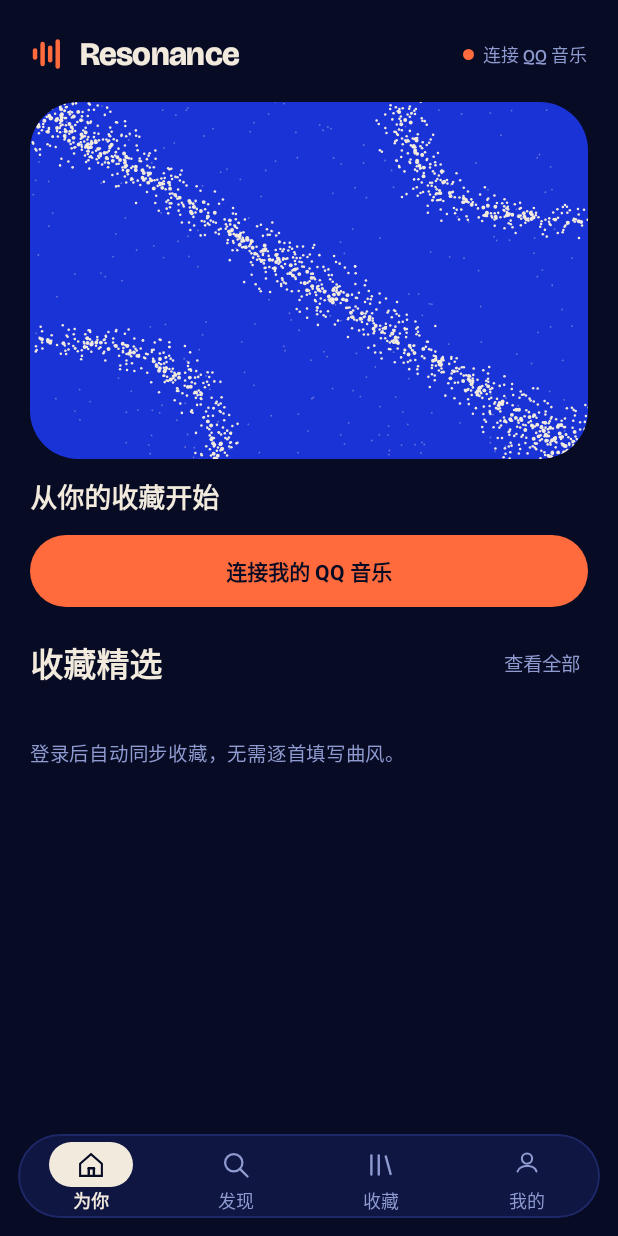
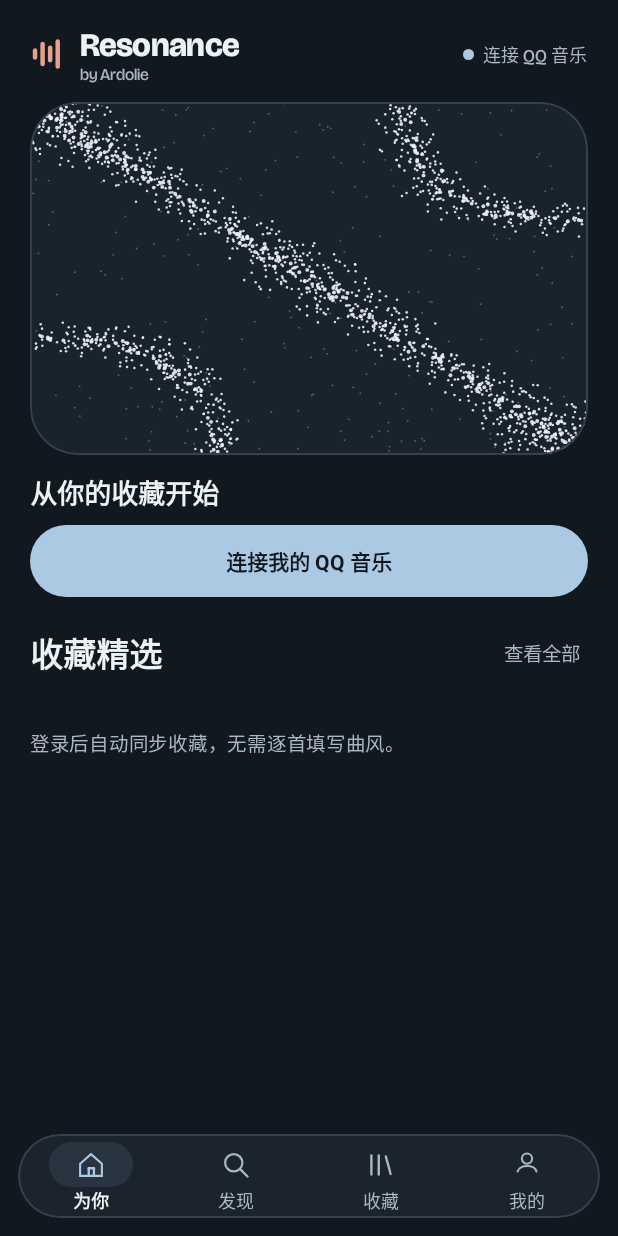
Before and after one commit to asuka520-web/Resonance-Android, an Android app built with Jetpack Compose: the screen it shows after launch (QqAccountActivity), on a phone screen of 412 x 824 dp. Run offline under Robolectric (Android 15) with nearby library versions, the phone set to English and light mode, and no system bars; pictures from the network do not load; 3 statements that could not run were skipped.

Commit message:
Port the Resonance motion preview to Android

```diff
--- a/app/src/main/java/com/resonance/app/ResonanceComponents.kt
+++ b/app/src/main/java/com/resonance/app/ResonanceComponents.kt
@@ -111,13 +111,16 @@ internal fun TopBar(connected: Boolean, ticker: FrameTicker, logo: MotionFloat,
                 val height = Motion.logoHeight(index, time / Motion.NanosPerMs.toFloat(), envelope)
                 val x = size.width * (.14f + index * .21f)
                 val half = size.height * height / 2
-                drawLine(ResonancePalette.signal, Offset(x, center.y - half), Offset(x, center.y + half),
+                drawLine(ResonancePalette.warm, Offset(x, center.y - half), Offset(x, center.y + half),
                     strokeWidth = Space.logoStroke.toPx(), cap = StrokeCap.Round)
             }
         }
-        Text("Resonance", Modifier.weight(1f).padding(start = Space.wordmarkGap), color = ResonancePalette.sand,
-            style = resonanceTextStyle(TypeSize.title, FontWeight.ExtraBold, english = true), letterSpacing = TypeSize.logoTracking,
-            maxLines = 1, overflow = TextOverflow.Ellipsis)
+        Column(Modifier.weight(1f).padding(start = Space.wordmarkGap)) {
+            Text("Resonance", color = ResonancePalette.sand,
+                style = resonanceTextStyle(TypeSize.title, FontWeight.ExtraBold, english = true), letterSpacing = TypeSize.logoTracking,
+                maxLines = 1, overflow = TextOverflow.Ellipsis)
+            ResonanceText("by Ardolie", TypeSize.caption, color = ResonancePalette.muted, english = true)
+        }
         Row(Modifier.heightIn(min = Space.touch).clickable(interaction, LocalIndication.current, role = Role.Button,
             onClick = onAccount).resonancePress(interaction),
             horizontalArrangement = Arrangement.spacedBy(Space.statusDot), verticalAlignment = Alignment.CenterVertically) {
@@ -384,8 +387,8 @@ internal fun Dock(
                     ShuffleGlyph(modeColor)
                 }
                 val playing = player.playing || (player.loading && player.playRequested)
-                IconAction("播放或暂停", onToggle, ResonancePalette.signal, filled = true) {
-                    PlayPauseMorph(playing)
+                IconAction("播放或暂停", onToggle, ResonancePalette.line, outline = true) {
+                    PlayPauseMorph(playing, color = ResonancePalette.sand)
                 }
                 IconAction("下一首", onNext, ResonancePalette.sand) {
                     Glyph(ResonanceGlyph.NEXT, Modifier.size(Space.nextGlyph), ResonancePalette.sand)
@@ -399,7 +402,7 @@ internal fun Dock(
             Box(Modifier.offset {
                 val position = if (animate) selection.value else tab.toFloat()
                 IntOffset((slotWidth * (position + .5f) - Space.navHalfWidth).roundToPx(), Space.opticalInset.roundToPx())
-            }.size(width = Space.listCover, height = Space.navPillHeight).background(ResonancePalette.sand, CircleShape))
+            }.size(width = Space.listCover, height = Space.navPillHeight).background(ResonancePalette.raised, CircleShape))
             Row(Modifier.matchParentSize().selectableGroup()) {
                 homeDestinations.forEachIndexed { index, (label, glyph) ->
                     val selected = index == tab
@@ -408,7 +411,7 @@ internal fun Dock(
                         role = Role.Tab, onClick = { onTab(index) }).resonancePress(interaction),
                         horizontalAlignment = Alignment.CenterHorizontally) {
                         Box(Modifier.padding(top = Space.opticalInset).size(width = Space.listCover, height = Space.navPillHeight), contentAlignment = Alignment.Center) {
-                            Glyph(glyph, Modifier.size(Space.navGlyph), if (selected) ResonancePalette.ink else ResonancePalette.muted)
+                            Glyph(glyph, Modifier.size(Space.navGlyph), if (selected) ResonancePalette.signal else ResonancePalette.muted)
                         }
                         ResonanceText(label, TypeSize.secondary, color = if (selected) ResonancePalette.sand else ResonancePalette.muted,
                             weight = if (selected) FontWeight.Bold else FontWeight.Medium)
@@ -441,7 +444,8 @@ private val pauseOutline = floatArrayOf(.25f,.20f, .41f,.20f, .41f,.80f, .25f,.8
     .59f,.20f, .75f,.20f, .75f,.80f, .59f,.80f)
 
 @Composable
-internal fun PlayPauseMorph(playing: Boolean, modifier: Modifier = Modifier.size(Space.x6)) {
+internal fun PlayPauseMorph(playing: Boolean, modifier: Modifier = Modifier.size(Space.x6),
+    color: Color = ResonancePalette.ink) {
     val animate = LocalResonanceMotion.current
     val target = if (playing) 1f else 0f
     val phase = resonanceAnimatedValue(target, Motion.PlayMorph, Motion.easeInOut, "play pause")
@@ -456,7 +460,7 @@ internal fun PlayPauseMorph(playing: Boolean, modifier: Modifier = Modifier.size
                 if (index % 8 == 0) path.moveTo(x, y) else path.lineTo(x, y)
                 if (index % 8 == 6) path.close()
             }
-            drawPath(path, ResonancePalette.ink)
+            drawPath(path, color)
         }
     }) {}
 }
--- a/app/src/main/java/com/resonance/app/ResonanceHome.kt
+++ b/app/src/main/java/com/resonance/app/ResonanceHome.kt
@@ -1,92 +1,77 @@
 package com.resonance.app
 
-import androidx.compose.animation.AnimatedContent
-import androidx.compose.animation.core.Easing
-import androidx.compose.animation.core.animateFloatAsState
-import androidx.compose.animation.core.tween
-import androidx.compose.animation.fadeIn
-import androidx.compose.animation.fadeOut
-import androidx.compose.animation.scaleIn
-import androidx.compose.animation.togetherWith
-import androidx.compose.foundation.Canvas
-import androidx.compose.foundation.ExperimentalFoundationApi
-import androidx.compose.foundation.Image
 import androidx.compose.foundation.background
 import androidx.compose.foundation.border
-import androidx.compose.foundation.clickable
-import androidx.compose.foundation.combinedClickable
-import androidx.compose.foundation.LocalIndication
-import androidx.compose.foundation.interaction.MutableInteractionSource
-import androidx.compose.foundation.interaction.collectIsPressedAsState
 import androidx.compose.foundation.layout.*
-import androidx.compose.foundation.selection.selectable
-import androidx.compose.foundation.selection.selectableGroup
 import androidx.compose.foundation.shape.CircleShape
-import androidx.compose.foundation.shape.RoundedCornerShape
 import androidx.compose.material3.Text
 import androidx.compose.runtime.Composable
-import androidx.compose.runtime.CompositionLocalProvider
-import androidx.compose.runtime.LaunchedEffect
-import androidx.compose.runtime.State
-import androidx.compose.runtime.derivedStateOf
-import androidx.compose.runtime.getValue
-import androidx.compose.runtime.mutableStateOf
-import androidx.compose.runtime.remember
-import androidx.compose.runtime.rememberUpdatedState
-import androidx.compose.runtime.setValue
-import androidx.compose.runtime.staticCompositionLocalOf
 import androidx.compose.ui.Alignment
 import androidx.compose.ui.Modifier
 import androidx.compose.ui.draw.clip
-import androidx.compose.ui.draw.drawWithCache
-import androidx.compose.ui.draw.shadow
-import androidx.compose.ui.geometry.CornerRadius
-import androidx.compose.ui.geometry.Offset
-import androidx.compose.ui.geometry.Size
+import androidx.compose.ui.graphics.Brush
 import androidx.compose.ui.graphics.Color
-import androidx.compose.ui.graphics.ImageBitmap
-import androidx.compose.ui.graphics.Path
-import androidx.compose.ui.graphics.StrokeCap
-import androidx.compose.ui.graphics.graphicsLayer
-import androidx.compose.ui.graphics.drawscope.Stroke
-import androidx.compose.ui.layout.ContentScale
-import androidx.compose.ui.platform.LocalContext
-import androidx.compose.ui.platform.LocalDensity
-import androidx.compose.ui.semantics.Role
 import androidx.compose.ui.semantics.clearAndSetSemantics
 import androidx.compose.ui.semantics.contentDescription
-import androidx.compose.ui.semantics.semantics
-import androidx.compose.ui.text.TextStyle
-import androidx.compose.ui.text.font.Font
-import androidx.compose.ui.text.font.FontFamily
-import androidx.compose.ui.text.font.FontVariation
 import androidx.compose.ui.text.font.FontWeight
-import androidx.compose.ui.text.rememberTextMeasurer
 import androidx.compose.ui.text.style.TextOverflow
-import androidx.compose.ui.unit.Dp
-import androidx.compose.ui.unit.IntOffset
-import androidx.compose.ui.unit.TextUnit
-import androidx.compose.ui.unit.dp
-import androidx.compose.ui.unit.em
-import androidx.compose.ui.unit.sp
-import java.util.Locale
 import kotlin.math.abs
-import kotlin.math.roundToInt
 
 internal data class PlaybackClock(val mid: String, val positionMs: Long, val listeningMinutes: Long)
 internal fun PlayerStatus.clock() = PlaybackClock(mid, positionMs, listeningTimeMs / 60_000)
 internal fun PlayerStatus.withoutClock() = copy(positionMs = 0, listeningTimeMs = 0)
 
 @Composable
-internal fun HomePlate(song: QqCatalogueTrack?, cover: ArtworkLoad, renderer: HomeSandRenderer, ticker: FrameTicker,
-    visible: Boolean, cold: Boolean, systemMotion: Boolean,
-    match: Float = Motion.DefaultMatch, onFirstPattern: () -> Unit) {
-    Box(Modifier.fillMaxWidth().aspectRatio(350f / 224f), contentAlignment = Alignment.Center) {
-        SandPlate(ResonanceEngine.trackSeed.ifBlank { song?.mid.orEmpty() }, Modifier.matchParentSize(), animated = true, animation =
-            SandAnimation(renderer, ticker, visible, playing = false, match, cold, systemMotion, onFirstPattern,
-                sigmaDp = Motion.HomeSigmaDp))
-        val shape = Corners.card
-        ArtworkTransition(cover, Modifier.size(Space.heroCover), shape, dropShadow = true, visible = visible)
+internal fun HomePlate(
+    song: QqCatalogueTrack?, cover: ArtworkLoad, renderer: HomeSandRenderer, ticker: FrameTicker,
+    visible: Boolean, cold: Boolean, systemMotion: Boolean, playing: Boolean, current: Boolean,
+    onPlayPause: () -> Unit, onExpand: () -> Unit, onFirstPattern: () -> Unit
+) {
+    val shape = Corners.plate
+    BoxWithConstraints(Modifier.fillMaxWidth()) {
+        val height = (maxWidth * .65f).coerceIn(Space.heroMinHeight, Space.heroMaxHeight)
+        Box(Modifier.fillMaxWidth().height(height).clip(shape)
+            .background(ResonancePalette.plate).border(Space.thin, ResonancePalette.line, shape)) {
+            ArtworkTransition(cover, Modifier.matchParentSize(), shape, visible = visible)
+            SandPlate(song?.mid.orEmpty(), Modifier.matchParentSize(), opacity = if (cover.image == null) .9f else .58f,
+                animated = true, background = Color.Transparent, animation = SandAnimation(renderer, ticker, visible,
+                    playing = playing, cold = cold, systemMotion = systemMotion, onFirstPattern = onFirstPattern,
+                    priority = 2, sigmaDp = Motion.HomeSigmaDp))
+            if (song != null) {
+                Box(Modifier.matchParentSize().background(Brush.verticalGradient(
+                    0f to ResonancePalette.ink.copy(alpha = .68f),
+                    .38f to Color.Transparent,
+                    1f to ResonancePalette.ink.copy(alpha = .94f)
+                )))
+                if (current) {
+                    Row(Modifier.align(Alignment.TopStart).padding(start = Space.x4, top = Space.x3)
+                        .clip(Corners.tag).background(ResonancePalette.ink.copy(alpha = .88f))
+                        .padding(horizontal = Space.x2, vertical = Space.x1),
+                        verticalAlignment = Alignment.CenterVertically, horizontalArrangement = Arrangement.spacedBy(Space.x1)) {
+                        Box(Modifier.size(Space.statusDot).background(ResonancePalette.signal, CircleShape))
+                        ResonanceText(if (playing) "正在播放" else "已暂停", TypeSize.caption, color = ResonancePalette.artTitle)
+                    }
+                    Box(Modifier.align(Alignment.TopEnd).padding(top = Space.x1, end = Space.x2)) {
+                        IconAction("展开完整播放器", onExpand, ResonancePalette.ink.copy(alpha = .88f), filled = true) {
+                            Glyph(ResonanceGlyph.EXPAND, Modifier.size(Space.x5), ResonancePalette.artTitle)
+                        }
+                    }
+                }
+                Row(Modifier.align(Alignment.BottomStart).fillMaxWidth().padding(Space.x4),
+                    horizontalArrangement = Arrangement.spacedBy(Space.x2), verticalAlignment = Alignment.Bottom) {
+                    Column(Modifier.weight(1f), verticalArrangement = Arrangement.spacedBy(Space.x1)) {
+                        Text(song.name, style = resonanceTextStyle(TypeSize.song, FontWeight.ExtraBold, english = true),
+                            color = ResonancePalette.artTitle, lineHeight = TypeSize.songLine, maxLines = 2,
+                            overflow = TextOverflow.Ellipsis)
+                        ResonanceText(song.artist, TypeSize.body, color = ResonancePalette.artTitle, english = true)
+                    }
+                    IconAction(if (current && playing) "暂停当前歌曲" else "播放当前歌曲",
+                        onPlayPause, ResonancePalette.sand, filled = true) {
+                        PlayPauseMorph(current && playing, Modifier.size(Space.x6))
+                    }
+                }
+            }
+        }
     }
 }
 
@@ -95,23 +80,20 @@ internal fun HomeHero(
     connected: Boolean, song: QqCatalogueTrack?,
     onLogin: () -> Unit, onSimilar: () -> Unit, onSurprise: () -> Unit, onIntent: () -> Unit
 ) {
-    Column(Modifier.fillMaxWidth().padding(top = Space.x1), verticalArrangement = Arrangement.spacedBy(Space.x3)) {
-        if (connected && song != null) {
-            Column(verticalArrangement = Arrangement.spacedBy(Space.x1)) {
-                Text(song.name, style = resonanceTextStyle(TypeSize.song, FontWeight.ExtraBold, english = true),
-                    color = ResonancePalette.sand, lineHeight = TypeSize.songLine, maxLines = 2, overflow = TextOverflow.Ellipsis)
-                ResonanceText(song.artist, TypeSize.body, color = ResonancePalette.muted, english = true)
-            }
-        } else {
-            ResonanceText(if (connected) "收藏同步后可听相似推荐" else "从你的收藏开始", TypeSize.lead, lines = 2, weight = FontWeight.Bold)
+    Column(Modifier.fillMaxWidth().padding(top = Space.x1), verticalArrangement = Arrangement.spacedBy(Space.x2)) {
+        if (song == null) {
+            ResonanceText(if (connected) "收藏同步后可听相似推荐" else "从你的收藏开始", TypeSize.lead,
+                lines = 2, weight = FontWeight.Bold)
         }
         Row(Modifier.fillMaxWidth(), horizontalArrangement = Arrangement.spacedBy(Space.x2)) {
             if (!connected) PrimaryButton("连接我的 QQ 音乐", onLogin, Modifier.weight(1f))
             else {
-                if (song != null) PrimaryButton("相似推荐", onSimilar, Modifier.weight(1f))
-                OutlineButton("随心听", onSurprise, if (song == null) Modifier.weight(1f) else Modifier)
-                OutlineButton("调整这次选歌", onIntent)
+                if (song != null) OutlineButton("相似推荐", onSimilar, Modifier.weight(1f))
+                OutlineButton("随心听", onSurprise, Modifier.weight(1f))
             }
+        }
+        if (connected) Row(Modifier.fillMaxWidth(), horizontalArrangement = Arrangement.End) {
+            TextAction("调整这次选歌", onIntent, ResonancePalette.muted)
         }
     }
 }
--- a/app/src/main/java/com/resonance/app/ResonanceScreen.kt
+++ b/app/src/main/java/com/resonance/app/ResonanceScreen.kt
@@ -98,7 +98,7 @@ private val Accent = ResonancePalette.signal
 private val Cream = ResonancePalette.sand
 private val SoftLine = ResonancePalette.line
 
-enum class ResonanceGlyph { PLAY, PAUSE, NEXT, PREVIOUS, HOME, LIBRARY, PERSON, SEARCH, HEART, BACK, CLOSE, REFRESH, WAVE, DETAILS }
+enum class ResonanceGlyph { PLAY, PAUSE, NEXT, PREVIOUS, HOME, LIBRARY, PERSON, SEARCH, HEART, BACK, CLOSE, REFRESH, WAVE, DETAILS, EXPAND, DOWN }
 
 @Composable
 fun Glyph(type: ResonanceGlyph, modifier: Modifier = Modifier.size(Space.x6), color: Color = Cream) {
@@ -120,6 +120,11 @@ fun Glyph(type: ResonanceGlyph, modifier: Modifier = Modifier.size(Space.x6), co
             ResonanceGlyph.REFRESH -> { drawArc(color,35f,285f,false,Offset(w*.2f,h*.2f),Size(w*.6f,h*.6f),style=Stroke(w*.07f,cap=StrokeCap.Round));line(.82f,.2f,.82f,.43f);line(.82f,.43f,.61f,.42f) }
             ResonanceGlyph.WAVE -> { listOf(.25f to .2f,.42f to .05f,.59f to .32f,.76f to .16f).forEach { (x,y) -> line(x,.5f-y,x,.5f+y) } }
             ResonanceGlyph.DETAILS -> {for(y in listOf(.25f,.5f,.75f))drawCircle(color,w*.065f,Offset(w*.5f,h*y))}
+            ResonanceGlyph.EXPAND -> {
+                line(.56f,.2f,.8f,.2f); line(.8f,.2f,.8f,.44f); line(.8f,.2f,.53f,.47f)
+                line(.44f,.8f,.2f,.8f); line(.2f,.8f,.2f,.56f); line(.2f,.8f,.47f,.53f)
+            }
+            ResonanceGlyph.DOWN -> { line(.25f,.38f,.5f,.63f); line(.5f,.63f,.75f,.38f) }
         }
     }
 }
@@ -393,8 +398,10 @@ internal fun ResonanceScreen(library:LibraryState, player:PlayerStatus, onLogin:
                 if(page==0) {
                     val refreshSimilar: () -> Unit = { seed?.let { QqLibrary.similar(it.mid) } }
                     item(key = "resonance-plate") {
-                        HomePlate(seed, seedCover, renderer, ticker, animatePlate,
-                            coldPlate, motionEnvironment.systemEnabled) { coldPlate = false }
+                        HomePlate(seed, seedCover, renderer, ticker, animatePlate, coldPlate,
+                            motionEnvironment.systemEnabled, player.playing, current != null,
+                            onPlayPause = { if (current != null) onToggle() else seed?.let(onPlay) },
+                            onExpand = { expandedPlayer = true }, onFirstPattern = { coldPlate = false })
                     }
                     item {
                         HomeHero(connected, seed, onLogin, refreshSimilar, onSurprise) {
@@ -407,10 +414,6 @@ internal fun ResonanceScreen(library:LibraryState, player:PlayerStatus, onLogin:
                     if(connected && library.intent.active) item {
                         Text("想听：${library.intent.wanted.sorted().joinToString {genreName(it)}.ifBlank {"不限"}}\n避开：${library.intent.excluded.sorted().joinToString {genreName(it)}.ifBlank {"不限"}}",
                             color=ResonancePalette.muted,fontSize=TypeSize.caption,lineHeight=TypeSize.mediumLine)
-                    }
-                    if(connected) item {
-                        HomeScoreCards(scores, ticker, motionEnvironment.systemEnabled,
-                            {draftIntent=library.intent;scoreTab=true;showIntent=true},{showScoreReset=true})
                     }
                     val recommendations=library.recommendation
                     if(recommendations!=null) {
@@ -434,10 +437,16 @@ internal fun ResonanceScreen(library:LibraryState, player:PlayerStatus, onLogin:
                                 }
                             }
                         }
-                    } else {
-                        item { SectionHeader("收藏精选", {tab=2}, "查看全部") }
-                        items(library.favorites.take(6),key={it.mid}) {song ->
-                            TrackRow(song, "", song.mid==player.mid, {onPlay(song)}, {detailSong=song})
+                    }
+                    if (connected) item {
+                        HomeScoreCards(scores, ticker, motionEnvironment.systemEnabled,
+                            { draftIntent = library.intent; scoreTab = true; showIntent = true },
+                            { showScoreReset = true })
+                    }
+                    if (recommendations == null) {
+                        item { SectionHeader("收藏精选", { tab = 2 }, "查看全部") }
+                        items(library.favorites.take(6), key = { it.mid }) { song ->
+                            TrackRow(song, "", song.mid == player.mid, { onPlay(song) }, { detailSong = song })
                         }
                     }
                     if(library.favorites.isEmpty()) item {Text(if(connected)"收藏正在路上，稍后就会出现在这里。" else "登录后自动同步收藏，无需逐首填写曲风。",color=ResonancePalette.muted,fontSize=TypeSize.action,modifier=Modifier.padding(vertical=Space.x4))}
@@ -458,12 +467,16 @@ internal fun ResonanceScreen(library:LibraryState, player:PlayerStatus, onLogin:
                                 { draftIntent = library.intent; scoreTab = false; showIntent = true }, Accent)
                         }
                     }
-                    items(discoveryGenres, key = { "genre-grid-${it.first().label}" }) { row ->
-                        Row(Modifier.fillMaxWidth(), horizontalArrangement = Arrangement.spacedBy(Space.tileGap)) {
-                            row.forEach { tile ->
-                                GenreTile(tile, discoveryGenre == tile.label, { discoveryGenre = tile.label }, Modifier.weight(1f))
+                    itemsIndexed(discoveryGenres, key = { _, row -> "genre-grid-${row.first().label}" }) { index, row ->
+                        if (index == 0 && row.size == 3) {
+                            FeaturedGenres(row, discoveryGenre) { discoveryGenre = it }
+                        } else {
+                            Row(Modifier.fillMaxWidth(), horizontalArrangement = Arrangement.spacedBy(Space.tileGap)) {
+                                row.forEach { tile ->
+                                    GenreTile(tile, discoveryGenre == tile.label, { discoveryGenre = tile.label }, Modifier.weight(1f))
+                                }
+                                repeat(3 - row.size) { Spacer(Modifier.weight(1f)) }
                             }
-                            repeat(3 - row.size) { Spacer(Modifier.weight(1f)) }
                         }
                     }
                     val entries = browserEntries.orEmpty()
@@ -912,7 +925,7 @@ private fun GenreScoreSummary(scores: List<GenreScore>, ticker: FrameTicker, sys
             val maxAbs = (scores.firstOrNull()?.let { abs(it.combined) } ?: 0.0).coerceAtLeast(6.0)
             items(scores, key = { it.label }) { score ->
                 ScoreCard(score, maxAbs, Space.profileScoreWidth - Space.x6, ticker, systemMotion,
-                    Modifier.size(Space.profileScoreWidth, Space.heroCover), compact = true)
+                    Modifier.size(Space.profileScoreWidth, Space.profileScoreHeight), compact = true)
             }
         }
         TextAction("清除当前所有分数", onClear, Muted)
--- a/app/src/main/java/com/resonance/app/ResonanceTheme.kt
+++ b/app/src/main/java/com/resonance/app/ResonanceTheme.kt
@@ -35,17 +35,19 @@ import androidx.compose.ui.unit.em
 import androidx.compose.ui.unit.sp
 import androidx.compose.ui.window.Dialog
 
-internal const val ResonanceBackgroundArgb = 0xFF070B24
+internal const val ResonanceBackgroundArgb = 0xFF121820
 
 internal object ResonancePalette {
     val ink = Color(ResonanceBackgroundArgb)
-    val surface = Color(0xFF0F1642)
-    val raised = Color(0xFF172154)
-    val line = Color(0xFF1E2866)
-    val plate = Color(0xFF1A33D6)
-    val sand = Color(0xFFF2EBDD)
-    val signal = Color(0xFFFF6B3D)
-    val muted = Color(0xFF8F9BD0)
+    val surface = Color(0xFF1B242D)
+    val raised = Color(0xFF28343F)
+    val line = Color(0xFF34424F)
+    val plate = Color(0xFF19232D)
+    val sand = Color(0xFFEDF2F5)
+    val signal = Color(0xFFACC9E4)
+    val muted = Color(0xFFA9B6C3)
+    val warm = Color(0xFFE4A18B)
+    val artTitle = Color(0xFFFAFCFE)
 }
 
 internal object Space {
@@ -59,11 +61,14 @@ internal object Space {
     val touch = 48.dp
     val listCover = 56.dp
     val dockCover = 42.dp
-    val heroCover = 96.dp
+    val heroMinHeight = 174.dp
+    val heroMaxHeight = 235.dp
+    val playerCoverMax = 252.dp
     val weekTileWidth = 44.dp
     val catalogueDot = 3.dp
     val catalogueDotPitch = 6.dp
     val profileScoreWidth = 140.dp
+    val profileScoreHeight = 96.dp
     val tileGap = 10.dp
     val thin = 1.dp
     val focus = 1.5.dp
--- a/app/src/main/java/com/resonance/app/SandPlate.kt
+++ b/app/src/main/java/com/resonance/app/SandPlate.kt
@@ -118,7 +118,7 @@ internal fun SandPlate(trackId: String, modifier: Modifier = Modifier,
     val max = if (animation == null) SmallGrains else FullGrains
     val requested = grainCount?.coerceIn(0, max) ?: (max * density.coerceIn(0f, 1f)).toInt()
     WithSandBudget(modifier, requested, animation?.priority ?: 0) { placed, granted ->
-        if (animation != null) AnimatedSandPlate(trackId, animation, animated, granted, placed)
+        if (animation != null) AnimatedSandPlate(trackId, animation, animated, granted, placed, background, opacity)
         else CompactSandPlate(trackId, placed, ticker, fadeStartedAt, opacity, background, granted)
     }
 }
@@ -293,7 +293,8 @@ internal class HomeSandRenderer {
 }
 
 @Composable
-private fun AnimatedSandPlate(trackId: String, animation: SandAnimation, live: Boolean, granted: () -> Int, modifier: Modifier) {
+private fun AnimatedSandPlate(trackId: String, animation: SandAnimation, live: Boolean, granted: () -> Int,
+    modifier: Modifier, background: Color, opacity: Float) {
     val renderer = animation.renderer
     val ticker = animation.ticker
     val visible = animation.visible
@@ -329,8 +330,9 @@ private fun AnimatedSandPlate(trackId: String, animation: SandAnimation, live: B
         snapshotFlow { ticker.age(gatherStarted, sand = true) >= Motion.TrackChange }.first { it }
         if (renderer.finishGather(trackId, gatherStarted)) view.resonanceHaptic(confirmation = true)
     }
-    Canvas(modifier.clip(Corners.plate).background(ResonancePalette.plate).drawWithCache {
-        val paints = arrayOf(sandPaint(Space.mainGrain.toPx(), 255), sandPaint(Space.largeGrain.toPx(), 255), sandPaint(Space.looseGrain.toPx(), 89))
+    Canvas(modifier.clip(Corners.plate).background(background).drawWithCache {
+        val paints = arrayOf(sandPaint(Space.mainGrain.toPx(), (255 * opacity).toInt()),
+            sandPaint(Space.largeGrain.toPx(), (255 * opacity).toInt()), sandPaint(Space.looseGrain.toPx(), (89 * opacity).toInt()))
         val scale = density
         onDrawBehind {
             val limit = granted()
--- a/app/src/main/res/values/styles.xml
+++ b/app/src/main/res/values/styles.xml
@@ -1,6 +1,6 @@
 <resources>
-    <color name="resonance_icon_background">#070B24</color>
-    <color name="resonance_signal">#FF6B3D</color>
+    <color name="resonance_icon_background">#121820</color>
+    <color name="resonance_signal">#ACC9E4</color>
     <style name="ResonanceApp" parent="android:style/Theme.Material.NoActionBar">
         <item name="android:fontFamily">sans</item>
         <item name="android:windowBackground">@color/resonance_icon_background</item>
```
Also changed, not shown: app/src/main/java/com/resonance/app/ResonanceGenreTiles.kt (+21 -2 lines), app/src/main/java/com/resonance/app/ResonancePlayer.kt (+19 -11 lines).
